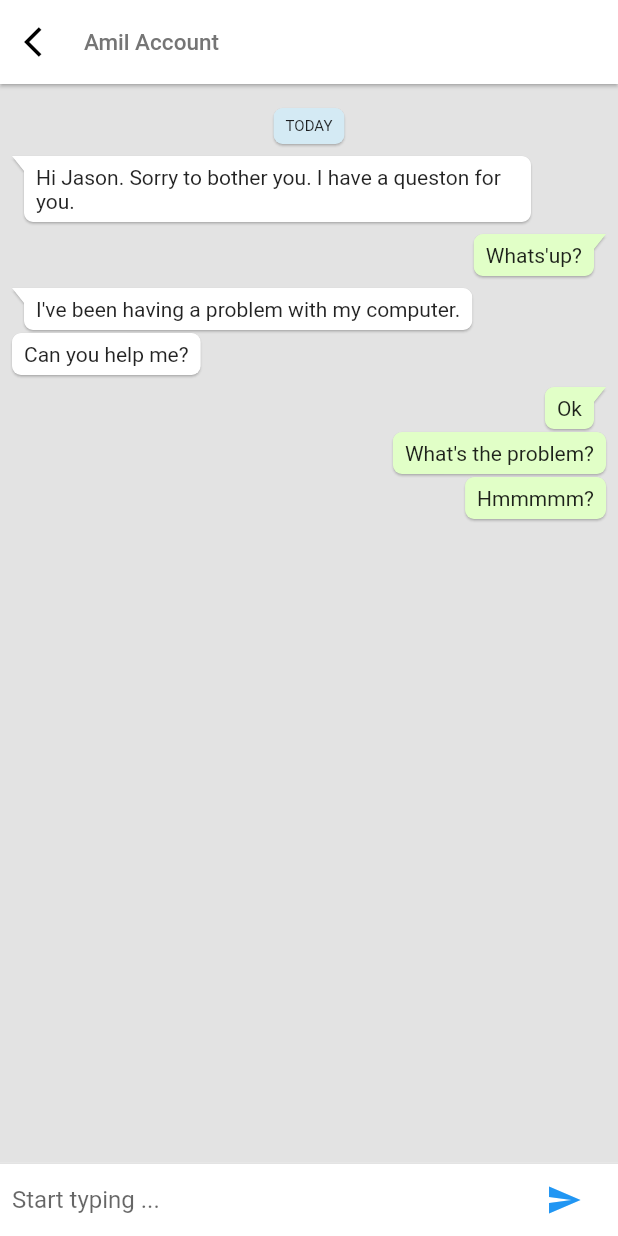
After one commit to primajatnika271995/jaring-ummat, a Flutter app: the ChatScreen screen opened by its route, on a phone screen of 412 x 824 dp. The commit adds this screen. Run offline on Flutter 3.47's test engine with Material 2 defaults, Android fonts, the phone set to English and light mode, and no system bars; drawn by our look-alikes of bubble; our stand-ins replace badges, bloc, cached_network_image, carousel_slider, circular_profile_avatar, dio and 15 more; missing offline and left inert: flutter_fab_dialer, flutter_facebook_login, flutter_webview_plugin, giffy_dialog, linkedin_auth, linkedin_login and 3 more; accounts and stored records are empty; network calls fail; statements that could not run were skipped.

Commit message:
Chats UI

```diff
--- a/lib/src/app.dart
+++ b/lib/src/app.dart
@@ -1,5 +1,6 @@
 import 'package:flutter/material.dart';
 import 'package:flutter_jaring_ummat/main.dart';
+import 'package:flutter_jaring_ummat/src/views/chats/chats_screen.dart';
 import 'package:flutter_jaring_ummat/src/views/galang_amal.dart';
 import 'package:flutter_jaring_ummat/src/views/home.dart';
 import 'package:flutter_jaring_ummat/src/views/login/login.dart';
@@ -26,6 +27,7 @@ void App() {
         '/onboarding/step4': (context) => Step4View(),
         '/onboarding/success': (context) => SuccessRegisterView(avatarImage: null),
         '/user/story': (context) => UserStoryView(),
+        '/chats': (context) => ChatScreen(),
       },
     ),
   );
--- /dev/null
+++ b/lib/src/views/chats/chats_screen.dart
@@ -0,0 +1,140 @@
+import 'package:bubble/bubble.dart';
+import 'package:flutter/material.dart';
+
+class ChatScreen extends StatefulWidget {
+  @override
+  _ChatScreenState createState() => _ChatScreenState();
+}
+
+class _ChatScreenState extends State<ChatScreen> {
+  @override
+  Widget build(BuildContext context) {
+    double pixelRatio = MediaQuery.of(context).devicePixelRatio;
+    double px = 1 / pixelRatio;
+
+    BubbleStyle styleSomebody = BubbleStyle(
+      nip: BubbleNip.leftTop,
+      color: Colors.white,
+      elevation: 1 * px,
+      margin: BubbleEdges.only(top: 8.0, right: 50.0),
+      alignment: Alignment.topLeft,
+    );
+
+    BubbleStyle styleMe = BubbleStyle(
+      nip: BubbleNip.rightTop,
+      color: Color.fromARGB(255, 225, 255, 199),
+      elevation: 1 * px,
+      margin: BubbleEdges.only(top: 8.0, left: 50.0),
+      alignment: Alignment.topRight,
+    );
+
+    Widget _chatEnvironment() {
+      return IconTheme(
+        data: new IconThemeData(color: Colors.blue),
+        child: new Container(
+          margin: const EdgeInsets.symmetric(horizontal: 8.0),
+          child: new Row(
+            children: <Widget>[
+              new Flexible(
+                child: new TextField(
+                  decoration: new InputDecoration.collapsed(
+                      hintText: "Start typing ..."),
+                ),
+              ),
+              new Container(
+                margin: const EdgeInsets.symmetric(horizontal: 4.0),
+                child: new IconButton(
+                    icon: new Icon(Icons.send), onPressed: () {}),
+              )
+            ],
+          ),
+        ),
+      );
+    }
+
+    return Scaffold(
+      appBar: new AppBar(
+        titleSpacing: 0.0,
+        elevation: 1.0,
+        leading: InkWell(
+          onTap: () {
+            Navigator.pop(context);
+          },
+          child: Icon(Icons.arrow_back_ios, color: Colors.black),
+        ),
+        title: new Text(
+          'Amil Account',
+          style: TextStyle(fontSize: 15.0, color: Colors.grey[600]),
+        ),
+        centerTitle: false,
+        backgroundColor: Colors.white,
+      ),
+      body: Column(
+        children: <Widget>[
+          new Flexible(
+            child: Container(
+              color: Colors.grey.withAlpha(64),
+              child: ListView(
+                padding: EdgeInsets.all(8.0),
+                children: [
+                  Bubble(
+                    alignment: Alignment.center,
+                    color: Color.fromARGB(255, 212, 234, 244),
+                    elevation: 1 * px,
+                    margin: BubbleEdges.only(top: 8.0),
+                    child: Text('TODAY', style: TextStyle(fontSize: 10)),
+                  ),
+                  Bubble(
+                    style: styleSomebody,
+                    child: Text(
+                        'Hi Jason. Sorry to bother you. I have a queston for you.'),
+                  ),
+                  Bubble(
+                    style: styleMe,
+                    child: Text('Whats\'up?'),
+                  ),
+                  Bubble(
+                    style: styleSomebody,
+                    child:
+                        Text('I\'ve been having a problem with my computer.'),
+                  ),
+                  Bubble(
+                    style: styleSomebody,
+                    margin: BubbleEdges.only(top: 2.0),
+                    nip: BubbleNip.no,
+                    child: Text('Can you help me?'),
+                  ),
+                  Bubble(
+                    style: styleMe,
+                    child: Text('Ok'),
+                  ),
+                  Bubble(
+                    style: styleMe,
+                    nip: BubbleNip.no,
+                    margin: BubbleEdges.only(top: 2.0),
+                    child: Text('What\'s the problem?'),
+                  ),
+                  Bubble(
+                    style: styleMe,
+                    nip: BubbleNip.no,
+                    margin: BubbleEdges.only(top: 2.0),
+                    child: Text('Hmmmmm?'),
+                  ),
+                ],
+              ),
+            ),
+          ),
+          new Divider(
+            height: 1.0,
+          ),
+          new Container(
+            decoration: new BoxDecoration(
+              color: Theme.of(context).cardColor,
+            ),
+            child: _chatEnvironment(),
+          )
+        ],
+      ),
+    );
+  }
+}
--- a/lib/src/views/lembaga_amal/popular_account.dart
+++ b/lib/src/views/lembaga_amal/popular_account.dart
@@ -236,7 +236,9 @@ class PopularAccountState extends State<PopularAccountView>
                     SizedBox(
                       width: 20.0,
                     ),
-                    Column(
+                    Container(
+                      width: MediaQuery.of(context).size.width - 250,
+                      child: Column(
                         crossAxisAlignment: CrossAxisAlignment.start,
                         mainAxisAlignment: MainAxisAlignment.center,
                         children: <Widget>[
@@ -244,6 +246,7 @@ class PopularAccountState extends State<PopularAccountView>
                               value.lembagaAmalName,
                               style: TextStyle(
                                   fontWeight: FontWeight.bold, fontSize: 14.0),
+                              overflow: TextOverflow.ellipsis,
                             ),
                           SizedBox(
                             height: 3.0,
@@ -261,6 +264,7 @@ class PopularAccountState extends State<PopularAccountView>
                             style: TextStyle(fontSize: 11.0),
                           ),
                         ],
+                      ),
                     ),
                   ],
                 ),
--- a/lib/src/views/page_program-amal/program_amal.dart
+++ b/lib/src/views/page_program-amal/program_amal.dart
@@ -57,7 +57,9 @@ class _ProgramAmalPageState extends State<ProgramAmalPage> {
                 actions: <Widget>[
                   IconButton(
                       icon: Icon(Icons.chat, color: Colors.black),
-                      onPressed: () {}),
+                      onPressed: () {
+                        Navigator.of(context).pushNamed('/chats');
+                      },),
                 ],
               ),
               preferredSize: Size.fromHeight(47.0)),
--- a/pubspec.yaml
+++ b/pubspec.yaml
@@ -19,6 +19,7 @@ environment:
 dependencies:
   flutter:
     sdk: flutter
+  bubble: ^1.1.9+1
   flutter_svg: ^0.13.1
   badges: ^1.1.0
   http: ^0.12.0+1
```
Also changed, not shown: lib/main.dart (+0 -7 lines), lib/src/views/chats/list_account.dart (added), pubspec.lock. Lines whose indentation alone changed are shown as unchanged.
